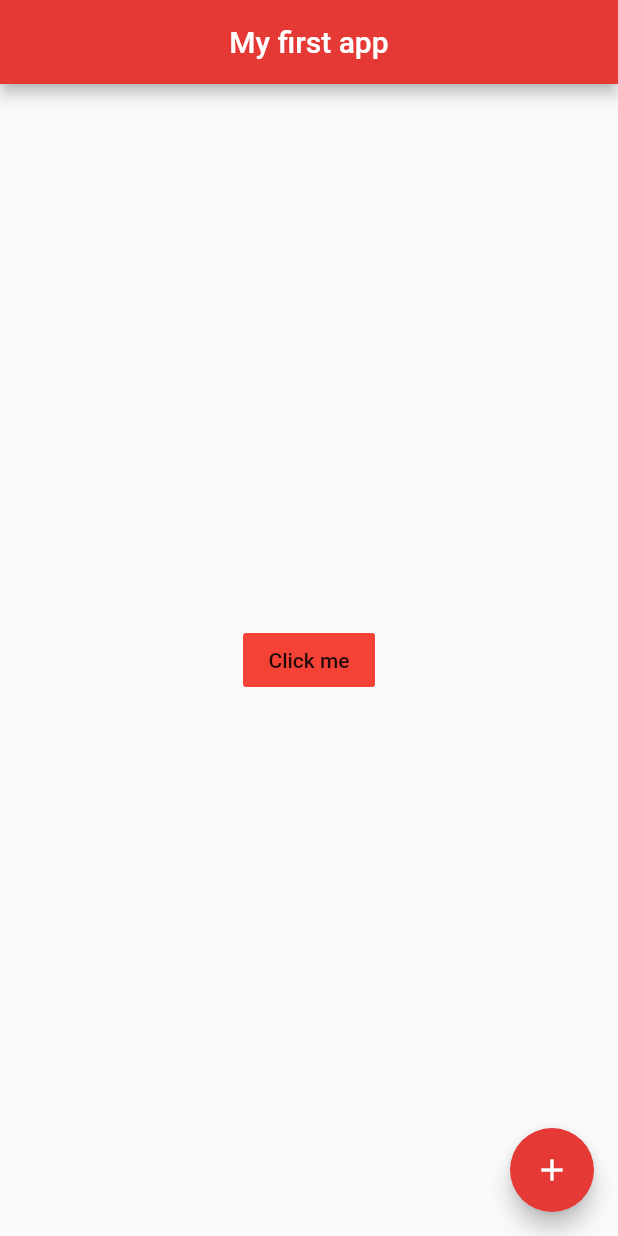
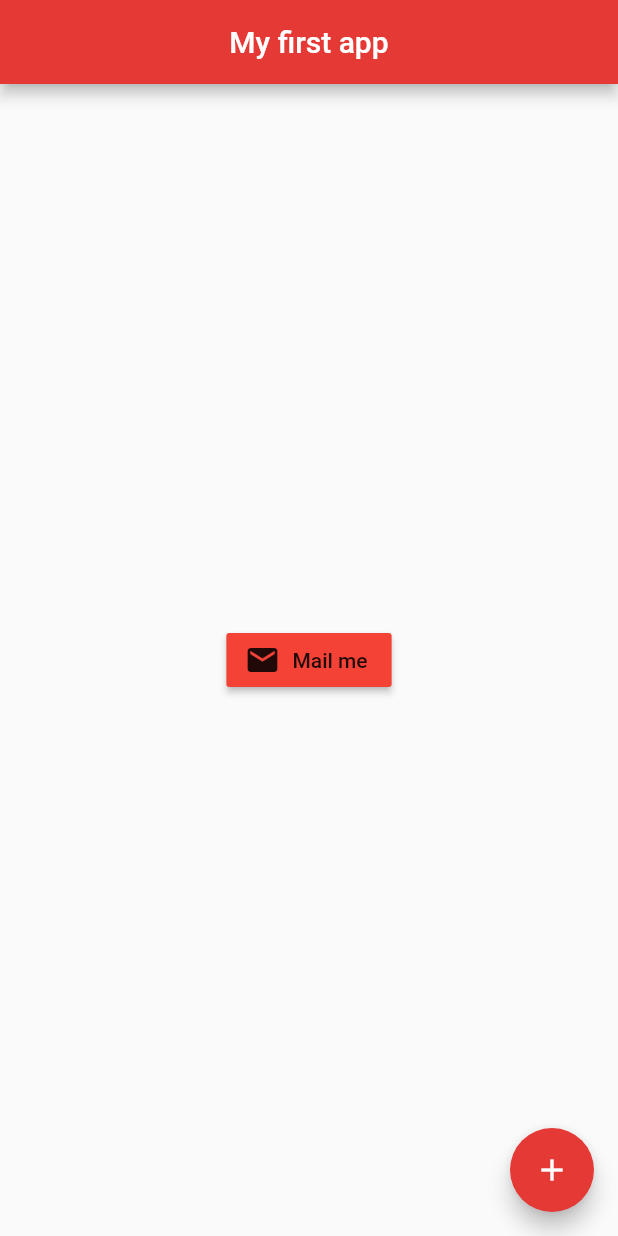
Before and after one commit to ashkarashku1/flutter_basics, a Flutter app: the screen it shows after launch, on a phone screen of 412 x 824 dp. Run offline on Flutter 3.47's test engine with Material 2 defaults, Android fonts, the phone set to English and light mode, and no system bars.

Commit message:
Icons with text in Button

```diff
--- a/lib/main.dart
+++ b/lib/main.dart
@@ -14,9 +14,12 @@ class Home extends StatelessWidget {
         backgroundColor: Colors.red[600],
       ),
       body: Center(
-        child: FlatButton(
+        child: RaisedButton.icon(
           onPressed: () {},
-          child: Text('Click me'),
+          icon: Icon(
+            Icons.mail,
+          ),
+          label: Text('Mail me'),
           color: Colors.red,
         ),
           /*child: Icon(
```
